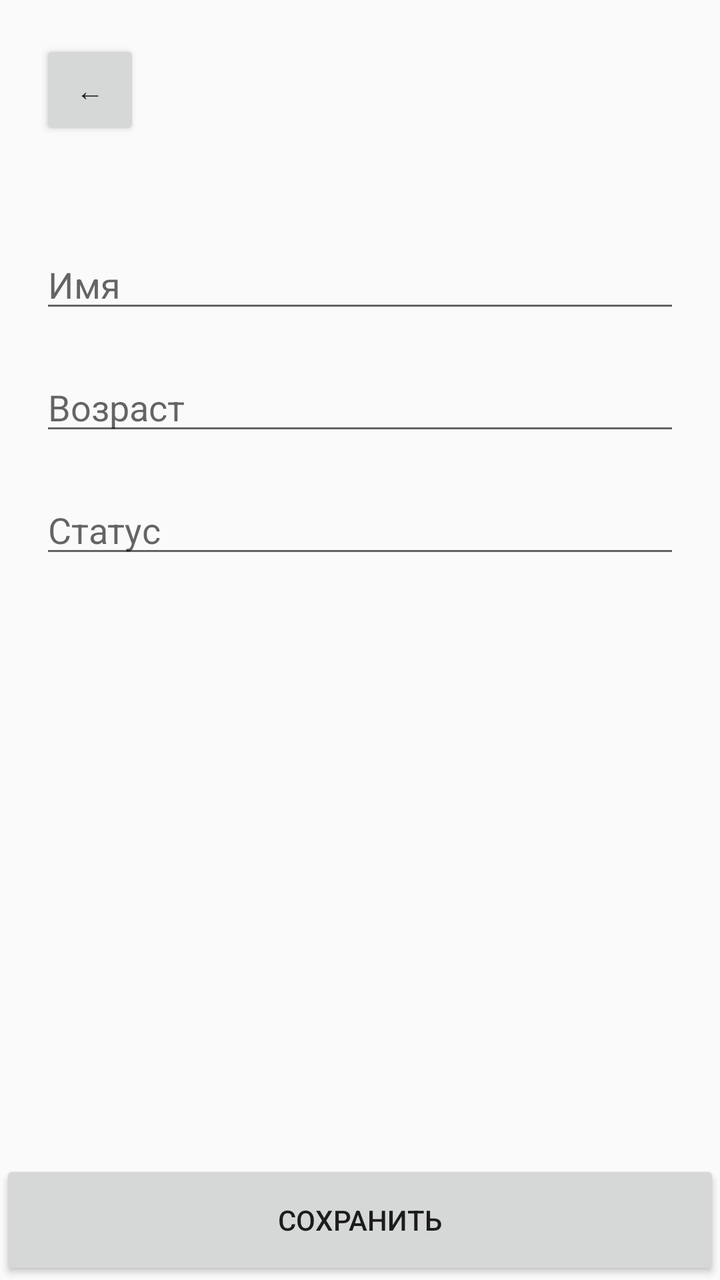
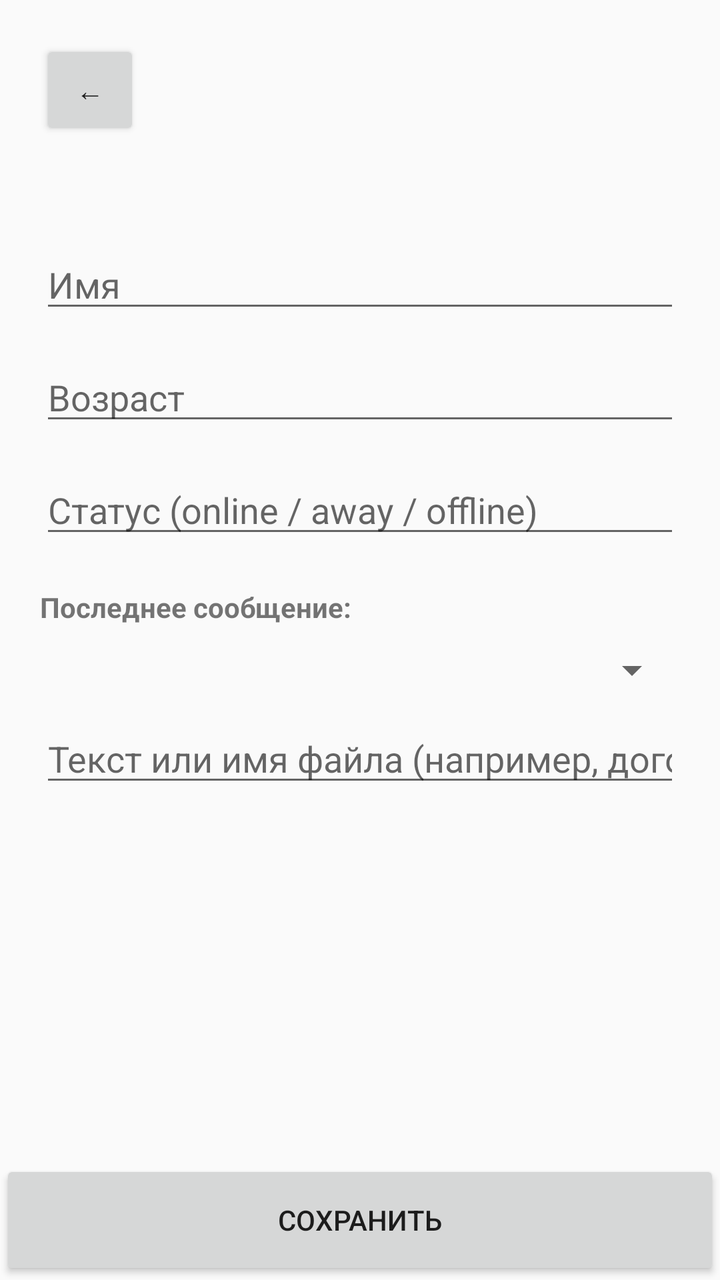

The first picture is an Android layout as it rendered before a commit; the second is the same layout after the commit. The layout source and the unified diff follow.
<!-- AndroidManifest.xml: activity theme Theme.AppCompat.Light.NoActionBar -->
<!-- res/layout/activity_user.xml -->
<?xml version="1.0" encoding="utf-8"?>
<FrameLayout xmlns:android="http://schemas.android.com/apk/res/android"
    android:layout_width="match_parent"
    android:layout_height="match_parent">

    <Button
        android:onClick="back"
        android:text="←"
        android:layout_marginLeft="20dp"
        android:layout_marginTop="20dp"
        android:layout_width="50dp"
        android:layout_height="50dp"/>

    <LinearLayout
        android:layout_width="match_parent"
        android:layout_height="match_parent"
        android:layout_marginTop="100dp"
        android:layout_marginBottom="50dp"
        android:padding="20dp"
        android:orientation="vertical">

        <EditText
            android:id="@+id/NameTextView"
            android:hint="Имя"
            android:maxLines="1"
            android:inputType="text"
            android:layout_width="match_parent"
            android:layout_height="wrap_content"/>

        <EditText
            android:id="@+id/AgeTextView"
            android:hint="Возраст"
            android:inputType="number"
            android:maxLines="1"
            android:layout_marginTop="20dp"
            android:layout_width="match_parent"
            android:layout_height="wrap_content"/>

        <EditText
            android:id="@+id/StateTextView"
            android:hint="Статус"
            android:inputType="textMultiLine"
            android:layout_marginTop="20dp"
            android:layout_width="match_parent"
            android:layout_height="wrap_content"/>
    </LinearLayout>

    <Button
        android:text="СОХРАНИТЬ"
        android:onClick="save"
        android:layout_gravity="bottom"
        android:layout_width="match_parent"
        android:layout_height="60dp"/>
</FrameLayout>
<!-- resources referenced by this layout -->
<resources>

</resources>

<!-- the commit's change to res/layout/activity_user.xml (unified diff, before → after) -->
@@ -15,7 +15,7 @@
         android:layout_width="match_parent"
         android:layout_height="match_parent"
         android:layout_marginTop="100dp"
-        android:layout_marginBottom="50dp"
+        android:layout_marginBottom="60dp"
         android:padding="20dp"
         android:orientation="vertical">
 
@@ -32,15 +32,39 @@
             android:hint="Возраст"
             android:inputType="number"
             android:maxLines="1"
-            android:layout_marginTop="20dp"
+            android:layout_marginTop="15dp"
             android:layout_width="match_parent"
             android:layout_height="wrap_content"/>
 
         <EditText
             android:id="@+id/StateTextView"
-            android:hint="Статус"
+            android:hint="Статус (online / away / offline)"
             android:inputType="textMultiLine"
+            android:layout_marginTop="15dp"
+            android:layout_width="match_parent"
+            android:layout_height="wrap_content"/>
+
+        
+        <TextView
+            android:text="Последнее сообщение:"
+            android:textStyle="bold"
             android:layout_marginTop="20dp"
+            android:layout_width="match_parent"
+            android:layout_height="wrap_content"/>
+
+        
+        <Spinner
+            android:id="@+id/MessageTypeSpinner"
+            android:layout_width="match_parent"
+            android:layout_height="wrap_content"
+            android:layout_marginTop="10dp"/>
+
+        
+        <EditText
+            android:id="@+id/LastMessageEditText"
+            android:hint="Текст или имя файла (например, договор.pdf)"
+            android:inputType="text"
+            android:layout_marginTop="10dp"
             android:layout_width="match_parent"
             android:layout_height="wrap_content"/>
     </LinearLayout>
